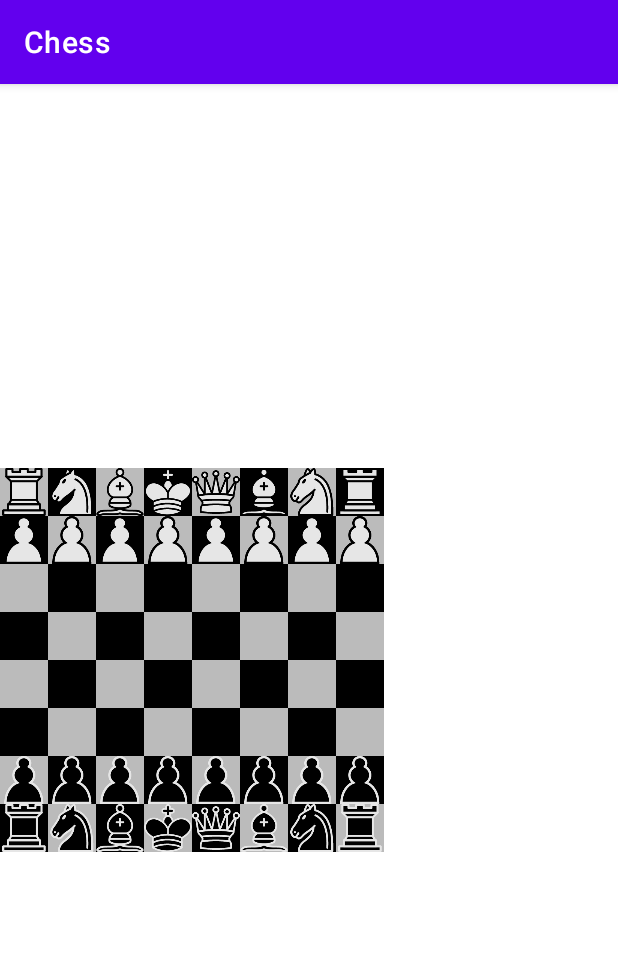
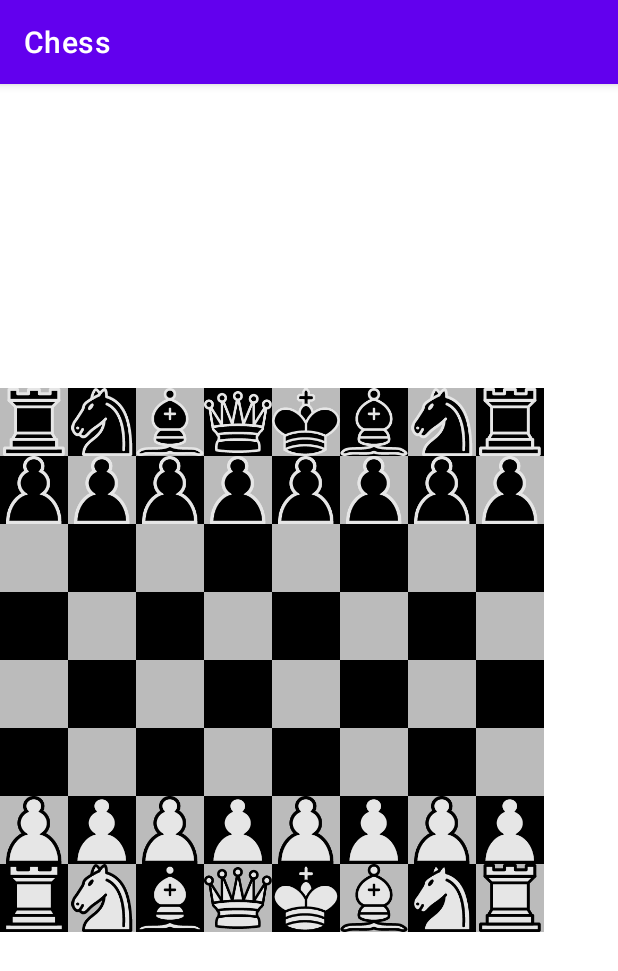
Before and after one commit to Ntuks/ChillChess, an Android app: the screen it shows after launch (MainActivity), on a phone screen of 412 x 824 dp. Shown: the top 971 px of the screen. Run offline under Robolectric (Android 15) with nearby library versions, the phone set to English and light mode, and no system bars.

Commit message:
jave figured out how higlight squares - need to highlight actual valid move

```diff
--- a/app/src/main/java/com/projectthrive/chess/ui/main/GameModel.kt
+++ b/app/src/main/java/com/projectthrive/chess/ui/main/GameModel.kt
@@ -8,47 +8,48 @@ class GameModel(): ViewModel() {
 
     companion object {
         val piecesInGame = MutableLiveData<Map<Position, Piece>>()
+        val selectedPiece = MutableLiveData<Piece>()
     }
 
     fun initialPiecesSetup(): Map<Position, Piece> {
         return mutableMapOf(
             // WHITE BACK PIECES
-            Pair(Position(0,0), Piece(PieceType.ROOK, PieceColor.WHITE)),
-            Pair(Position(0,1), Piece(PieceType.KNIGHT, PieceColor.WHITE)),
-            Pair(Position(0,2), Piece(PieceType.BISHOP, PieceColor.WHITE)),
-            Pair(Position(0,3), Piece(PieceType.KING, PieceColor.WHITE)),
-            Pair(Position(0,4), Piece(PieceType.QUEEN, PieceColor.WHITE)),
-            Pair(Position(0,5), Piece(PieceType.BISHOP, PieceColor.WHITE)),
-            Pair(Position(0,6), Piece(PieceType.KNIGHT, PieceColor.WHITE)),
-            Pair(Position(0,7), Piece(PieceType.ROOK, PieceColor.WHITE)),
+            Pair(Position(0,0), Piece(PieceType.ROOK, PieceColor.BLACK)),
+            Pair(Position(0,1), Piece(PieceType.KNIGHT, PieceColor.BLACK)),
+            Pair(Position(0,2), Piece(PieceType.BISHOP, PieceColor.BLACK)),
+            Pair(Position(0,3), Piece(PieceType.QUEEN, PieceColor.BLACK)),
+            Pair(Position(0,4), Piece(PieceType.KING, PieceColor.BLACK)),
+            Pair(Position(0,5), Piece(PieceType.BISHOP, PieceColor.BLACK)),
+            Pair(Position(0,6), Piece(PieceType.KNIGHT, PieceColor.BLACK)),
+            Pair(Position(0,7), Piece(PieceType.ROOK, PieceColor.BLACK)),
             // WHITE PAWNS
-            Pair(Position(1,0), Piece(PieceType.PAWN, PieceColor.WHITE)),
-            Pair(Position(1,1), Piece(PieceType.PAWN, PieceColor.WHITE)),
-            Pair(Position(1,2), Piece(PieceType.PAWN, PieceColor.WHITE)),
-            Pair(Position(1,3), Piece(PieceType.PAWN, PieceColor.WHITE)),
-            Pair(Position(1,4), Piece(PieceType.PAWN, PieceColor.WHITE)),
-            Pair(Position(1,5), Piece(PieceType.PAWN, PieceColor.WHITE)),
-            Pair(Position(1,6), Piece(PieceType.PAWN, PieceColor.WHITE)),
-            Pair(Position(1,7), Piece(PieceType.PAWN, PieceColor.WHITE)),
+            Pair(Position(1,0), Piece(PieceType.PAWN, PieceColor.BLACK)),
+            Pair(Position(1,1), Piece(PieceType.PAWN, PieceColor.BLACK)),
+            Pair(Position(1,2), Piece(PieceType.PAWN, PieceColor.BLACK)),
+            Pair(Position(1,3), Piece(PieceType.PAWN, PieceColor.BLACK)),
+            Pair(Position(1,4), Piece(PieceType.PAWN, PieceColor.BLACK)),
+            Pair(Position(1,5), Piece(PieceType.PAWN, PieceColor.BLACK)),
+            Pair(Position(1,6), Piece(PieceType.PAWN, PieceColor.BLACK)),
+            Pair(Position(1,7), Piece(PieceType.PAWN, PieceColor.BLACK)),
 
             // BLACK BACK PIECES
-            Pair(Position(7,0), Piece(PieceType.ROOK, PieceColor.BLACK)),
-            Pair(Position(7,1), Piece(PieceType.KNIGHT, PieceColor.BLACK)),
-            Pair(Position(7,2), Piece(PieceType.BISHOP, PieceColor.BLACK)),
-            Pair(Position(7,3), Piece(PieceType.KING, PieceColor.BLACK)),
-            Pair(Position(7,4), Piece(PieceType.QUEEN, PieceColor.BLACK)),
-            Pair(Position(7,5), Piece(PieceType.BISHOP, PieceColor.BLACK)),
-            Pair(Position(7,6), Piece(PieceType.KNIGHT, PieceColor.BLACK)),
-            Pair(Position(7,7), Piece(PieceType.ROOK, PieceColor.BLACK)),
+            Pair(Position(7,0), Piece(PieceType.ROOK, PieceColor.WHITE)),
+            Pair(Position(7,1), Piece(PieceType.KNIGHT, PieceColor.WHITE)),
+            Pair(Position(7,2), Piece(PieceType.BISHOP, PieceColor.WHITE)),
+            Pair(Position(7,3), Piece(PieceType.QUEEN, PieceColor.WHITE)),
+            Pair(Position(7,4), Piece(PieceType.KING, PieceColor.WHITE)),
+            Pair(Position(7,5), Piece(PieceType.BISHOP, PieceColor.WHITE)),
+            Pair(Position(7,6), Piece(PieceType.KNIGHT, PieceColor.WHITE)),
+            Pair(Position(7,7), Piece(PieceType.ROOK, PieceColor.WHITE)),
             // BLACK PAWNS
-            Pair(Position(6,0), Piece(PieceType.PAWN, PieceColor.BLACK)),
-            Pair(Position(6,1), Piece(PieceType.PAWN, PieceColor.BLACK)),
-            Pair(Position(6,2), Piece(PieceType.PAWN, PieceColor.BLACK)),
-            Pair(Position(6,3), Piece(PieceType.PAWN, PieceColor.BLACK)),
-            Pair(Position(6,4), Piece(PieceType.PAWN, PieceColor.BLACK)),
-            Pair(Position(6,5), Piece(PieceType.PAWN, PieceColor.BLACK)),
-            Pair(Position(6,6), Piece(PieceType.PAWN, PieceColor.BLACK)),
-            Pair(Position(6,7), Piece(PieceType.PAWN, PieceColor.BLACK))
+            Pair(Position(6,0), Piece(PieceType.PAWN, PieceColor.WHITE)),
+            Pair(Position(6,1), Piece(PieceType.PAWN, PieceColor.WHITE)),
+            Pair(Position(6,2), Piece(PieceType.PAWN, PieceColor.WHITE)),
+            Pair(Position(6,3), Piece(PieceType.PAWN, PieceColor.WHITE)),
+            Pair(Position(6,4), Piece(PieceType.PAWN, PieceColor.WHITE)),
+            Pair(Position(6,5), Piece(PieceType.PAWN, PieceColor.WHITE)),
+            Pair(Position(6,6), Piece(PieceType.PAWN, PieceColor.WHITE)),
+            Pair(Position(6,7), Piece(PieceType.PAWN, PieceColor.WHITE))
         )
     }
 
--- a/app/src/main/java/com/projectthrive/chess/ui/main/MainFragment.kt
+++ b/app/src/main/java/com/projectthrive/chess/ui/main/MainFragment.kt
@@ -1,22 +1,34 @@
 package com.projectthrive.chess.ui.main
 
 import android.graphics.drawable.Drawable
+import android.os.Build
+import android.os.Bundle
+import android.util.Log
+import android.view.*
+import android.view.GestureDetector.SimpleOnGestureListener
+import android.view.View.OnTouchListener
+import android.widget.GridLayout
+import android.widget.ImageButton
+import android.widget.ImageView
+import androidx.annotation.RequiresApi
+import androidx.core.view.get
+import androidx.fragment.app.Fragment
 import androidx.lifecycle.ViewModelProvider
-import android.os.Bundle
-import androidx.fragment.app.Fragment
-import android.view.LayoutInflater
-import android.view.View
-import android.view.ViewGroup
-import android.widget.GridLayout
-import android.widget.ImageView
 import com.projectthrive.chess.R
 import com.projectthrive.chess.ui.main.GameModel.Companion.piecesInGame
+import com.projectthrive.chess.ui.main.GameModel.Companion.selectedPiece
+
 
 class MainFragment : Fragment() {
 
     companion object {
         fun newInstance() = MainFragment()
+        const val TAG: String = "MAIN_FRAGMENT"
     }
+
+    private val letters = mutableListOf("a", "b", "c", "d", "e", "f", "g", "h")
+
+    private lateinit var gestureDetector: GestureDetector
 
     private lateinit var viewModel: GameModel
 
@@ -25,21 +37,51 @@ class MainFragment : Fragment() {
         val rootView = inflater.inflate(R.layout.main_fragment, container, false)
         val mainBoard = rootView.findViewById<GridLayout>(R.id.main_board)
 
+        gestureDetector = GestureDetector(requireContext(), SingleTapConfirm())
+
         viewModel = GameModel()
         val pieces = viewModel.initialPiecesSetup()
         piecesInGame.postValue(pieces)
 
         for (i in 0..7) {
             for (j in 0..7) {
-                val squareView =
-                    layoutInflater.inflate(R.layout.square_view, mainBoard, false) as ImageView
-                if (pieces.containsKey(Position(i,j))) {
-                    squareView.setImageDrawable(getPiece(pieceType = pieces[Position(i,j)]!!.pieceType, color = pieces[Position(i,j)]!!.color))
+                var squareView: View
+
+                if (pieces.containsKey(Position(i, j))) {
+                    squareView = layoutInflater.inflate(R.layout.square_view, mainBoard, false) as ImageView
+                    squareView.setImageDrawable(getPiece(pieceType = pieces[Position(i, j)]!!.pieceType, color = pieces[Position(i, j)]!!.color))
                     squareView.background = getColoredSquare(i, j)
+
+                    squareView.setOnTouchListener(OnTouchListener { v, event ->
+                        v.performClick()
+
+                        val validMoves = mainBoard[23] as ImageView
+                        selectedPiece.postValue(pieces[Position(i, j)])
+                        if (gestureDetector.onTouchEvent(event) || gestureDetector.isLongpressEnabled) {
+                            // Highlight the squares of the selected piece
+                            validMoves.foreground = context?.getDrawable(R.drawable.highlight_square)
+                            return@OnTouchListener true
+                        }
+                        false
+                    })
+
+                    mainBoard.addView(squareView)
                 } else {
+                    squareView = layoutInflater.inflate(R.layout.square_view, mainBoard, false) as ImageView
                     squareView.setImageDrawable(getColoredSquare(i, j))
+
+                    squareView.setOnTouchListener(OnTouchListener { v, event ->
+                        val validMoves = mainBoard[23] as ImageView
+                        if (gestureDetector.onTouchEvent(event)) {
+                            v.performClick()
+                            validMoves.foreground = null
+                            return@OnTouchListener true
+                        }
+                        false
+                    })
+
+                    mainBoard.addView(squareView)
                 }
-                mainBoard.addView(squareView)
             }
         }
 
@@ -54,7 +96,11 @@ class MainFragment : Fragment() {
         }
     }
 
-    private fun getPiece(pieceType: PieceType,color: PieceColor) : Drawable? {
+    private fun getSquareNotation(i: Int, j: Int): String {
+        return letters[j] + (letters.size - i)
+    }
+
+    private fun getPiece(pieceType: PieceType, color: PieceColor) : Drawable? {
         return when (pieceType) {
             PieceType.ROOK -> if (color == PieceColor.BLACK) {
                 context?.getDrawable(R.mipmap.b_rook_png_128px)
@@ -92,8 +138,19 @@ class MainFragment : Fragment() {
     override fun onActivityCreated(savedInstanceState: Bundle?) {
         super.onActivityCreated(savedInstanceState)
         viewModel = ViewModelProvider(this).get(GameModel::class.java)
-
-
     }
 
+    private class SingleTapConfirm : SimpleOnGestureListener() {
+        @RequiresApi(Build.VERSION_CODES.Q)
+        override fun onDown(e: MotionEvent?): Boolean {
+            if (e != null) {
+                Log.d(MainFragment.TAG, "EVENT: ${e.classification}")
+            }
+            return true
+        }
+
+        override fun onSingleTapUp(e: MotionEvent?): Boolean {
+            return true
+        }
+    }
 }
--- /dev/null
+++ b/app/src/main/res/drawable/highlight_square.xml
@@ -0,0 +1,9 @@
+<?xml version="1.0" encoding="utf-8"?>
+<selector xmlns:android="http://schemas.android.com/apk/res/android">
+    <item>
+         <shape>
+             <solid android:color="@color/teal_700"/>
+         </shape>
+    </item>
+
+</selector>
--- a/app/src/main/res/layout/square_view.xml
+++ b/app/src/main/res/layout/square_view.xml
@@ -1,6 +1,6 @@
 <?xml version="1.0" encoding="utf-8"?>
 <ImageView xmlns:android="http://schemas.android.com/apk/res/android"
-    android:layout_width="32dp"
-    android:layout_height="32dp">
+    android:layout_width="45dp"
+    android:layout_height="45dp">
 
 </ImageView>
```
